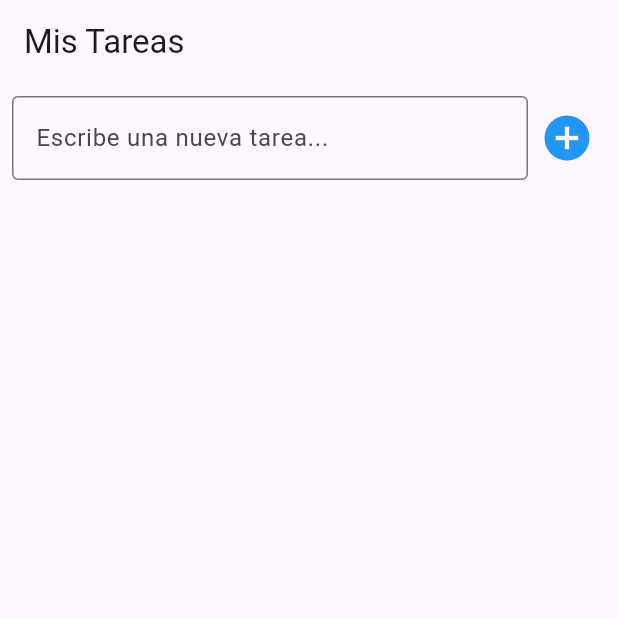
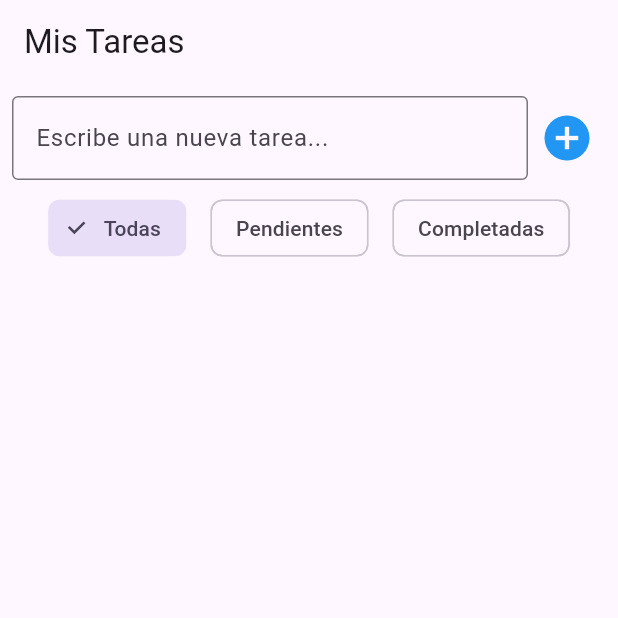
Before and after one commit to WCNosliwsys/ListaTareas, a Flutter app: the screen it shows after launch, on a phone screen of 412 x 824 dp, the top half of it. Run offline on Flutter 3.47's test engine with Material 3 defaults, Android fonts, the phone set to English and light mode, and no system bars; our stand-ins replace flutter_riverpod.

```diff
--- /dev/null
+++ b/lib/features/tasks/domain/task_filter_notifier.dart
@@ -0,0 +1,11 @@
+import 'package:flutter_riverpod/flutter_riverpod.dart';
+
+enum TaskFilter { all, pending, completed }
+
+class TaskFilterNotifier extends StateNotifier<TaskFilter> {
+  TaskFilterNotifier() : super(TaskFilter.all);
+
+  void setFilter(TaskFilter newFilter) {
+    state = newFilter;
+  }
+}
--- a/lib/features/tasks/domain/task_provider.dart
+++ b/lib/features/tasks/domain/task_provider.dart
@@ -1,7 +1,25 @@
 import 'package:flutter_riverpod/flutter_riverpod.dart';
 import 'task_notifier.dart';
+import 'task_filter_notifier.dart';
 import '../data/task_model.dart';
 
 final taskProvider = StateNotifierProvider<TaskNotifier, List<Task>>(
   (ref) => TaskNotifier(),
 );
+final taskFilterProvider = StateNotifierProvider<TaskFilterNotifier, TaskFilter>(
+  (ref) => TaskFilterNotifier(),
+);
+final filteredTasksProvider = Provider<List<Task>>((ref) {
+  final tasks = ref.watch(taskProvider);
+  final filter = ref.watch(taskFilterProvider);
+
+  switch (filter) {
+    case TaskFilter.pending:
+      return tasks.where((task) => !task.isCompleted).toList();
+    case TaskFilter.completed:
+      return tasks.where((task) => task.isCompleted).toList();
+    case TaskFilter.all:
+    default:
+      return tasks;
+  }
+});
--- a/lib/features/tasks/presentation/task_page.dart
+++ b/lib/features/tasks/presentation/task_page.dart
@@ -2,13 +2,14 @@ import 'package:flutter/material.dart';
 import 'package:flutter_riverpod/flutter_riverpod.dart';
 import '../domain/task_provider.dart';
 import 'widgets/add_task_widget.dart';
+import 'widgets/task_filter_widget.dart';
 
 class TaskPage extends ConsumerWidget {
   const TaskPage({super.key});
 
   @override
   Widget build(BuildContext context, WidgetRef ref) {
-    final tasks = ref.watch(taskProvider);
+    final tasks = ref.watch(filteredTasksProvider);
 
     return Scaffold(
       appBar: AppBar(title: const Text('Mis Tareas')),
@@ -18,6 +19,7 @@ class TaskPage extends ConsumerWidget {
             padding: EdgeInsets.all(8.0),
             child: AddTaskWidget(),
           ),
+          const TaskFilterWidget(),
           Expanded(
             child: ListView.builder(
               itemCount: tasks.length,
@@ -26,21 +28,17 @@ class TaskPage extends ConsumerWidget {
                 return ListTile(
                   leading: Checkbox(
                     value: task.isCompleted,
-                    onChanged: (_) =>
-                        ref.read(taskProvider.notifier).toggleTask(task.id),
+                    onChanged: (_) => ref.read(taskProvider.notifier).toggleTask(task.id),
                   ),
                   title: Text(
                     task.title,
                     style: TextStyle(
-                      decoration: task.isCompleted
-                          ? TextDecoration.lineThrough
-                          : TextDecoration.none,
+                      decoration: task.isCompleted ? TextDecoration.lineThrough : TextDecoration.none,
                     ),
                   ),
-                                    trailing: IconButton(
+                  trailing: IconButton(
                     icon: const Icon(Icons.delete, color: Colors.red),
-                    onPressed: () =>
-                        ref.read(taskProvider.notifier).deleteTask(task.id),
+                    onPressed: () => ref.read(taskProvider.notifier).deleteTask(task.id),
                   ),
                 );
               },
@@ -48,12 +46,6 @@ class TaskPage extends ConsumerWidget {
           ),
         ],
       ),
-/*       floatingActionButton: FloatingActionButton(
-        onPressed: () {
-          ref.read(taskProvider.notifier).addTask('Nueva tarea');
-        },
-        child: const Icon(Icons.add),
-      ), */
     );
   }
 }
--- /dev/null
+++ b/lib/features/tasks/presentation/widgets/task_filter_widget.dart
@@ -0,0 +1,38 @@
+import 'package:flutter/material.dart';
+import 'package:flutter_riverpod/flutter_riverpod.dart';
+import '../../domain/task_filter_notifier.dart';
+import '../../domain/task_provider.dart';
+
+class TaskFilterWidget extends ConsumerWidget {
+  const TaskFilterWidget({super.key});
+
+  @override
+  Widget build(BuildContext context, WidgetRef ref) {
+    final currentFilter = ref.watch(taskFilterProvider);
+
+    return SingleChildScrollView(
+      scrollDirection: Axis.horizontal,
+      child: Row(
+        mainAxisAlignment: MainAxisAlignment.center,
+        children: TaskFilter.values.map((filter) {
+          return Padding(
+            padding: const EdgeInsets.symmetric(horizontal: 8.0),
+            child: ChoiceChip(
+              label: Text(
+                filter == TaskFilter.all
+                    ? 'Todas'
+                    : filter == TaskFilter.pending
+                        ? 'Pendientes'
+                        : 'Completadas',
+              ),
+              selected: currentFilter == filter,
+              onSelected: (_) {
+                ref.read(taskFilterProvider.notifier).setFilter(filter);
+              },
+            ),
+          );
+        }).toList(),
+      ),
+    );
+  }
+}
```
